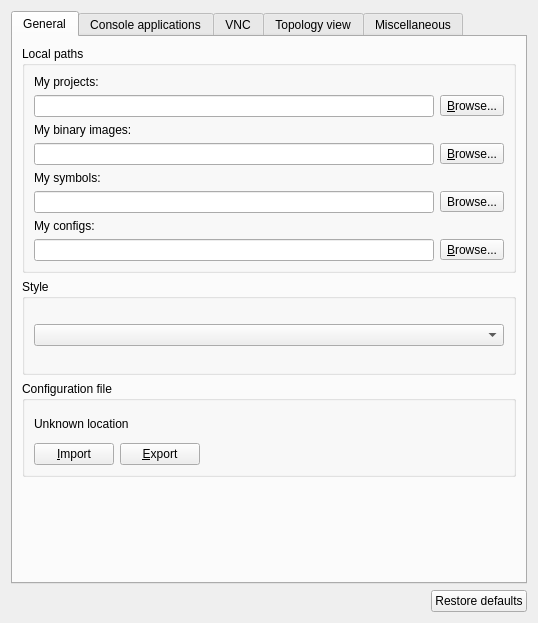
Old version of the form gns3/ui/general_preferences_page.ui in the repository GNS3/gns3-gui.
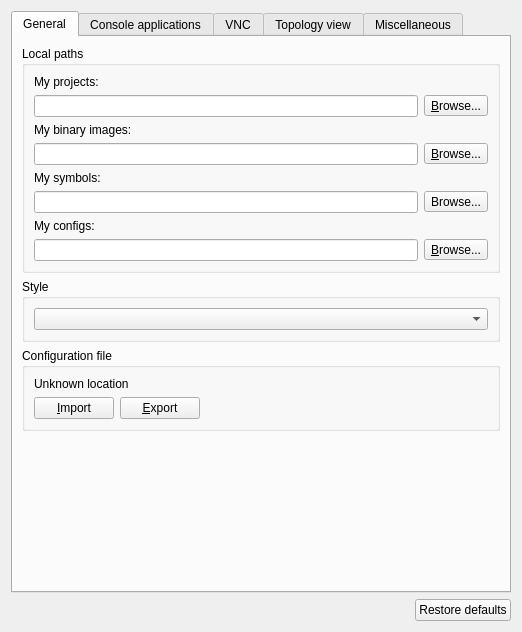
New version of the form.

Commit message: Some adjustments for preferences dialog.

Patch:
```diff
--- a/gns3/ui/general_preferences_page.ui
+++ b/gns3/ui/general_preferences_page.ui
@@ -6,8 +6,8 @@
    <rect>
     <x>0</x>
     <y>0</y>
-    <width>538</width>
-    <height>623</height>
+    <width>522</width>
+    <height>632</height>
    </rect>
   </property>
   <property name="windowTitle">
@@ -23,15 +23,9 @@
       <attribute name="title">
        <string>General</string>
       </attribute>
-      <layout class="QVBoxLayout" name="verticalLayout_5">
+      <layout class="QVBoxLayout" name="verticalLayout_4">
        <item>
         <widget class="QGroupBox" name="uiLocalPathsGroupBox">
-         <property name="sizePolicy">
-          <sizepolicy hsizetype="MinimumExpanding" vsizetype="MinimumExpanding">
-           <horstretch>0</horstretch>
-           <verstretch>0</verstretch>
-          </sizepolicy>
-         </property>
          <property name="title">
           <string>Local paths</string>
          </property>
@@ -164,16 +158,10 @@
        </item>
        <item>
         <widget class="QGroupBox" name="uiStyleGroupBox">
-         <property name="sizePolicy">
-          <sizepolicy hsizetype="MinimumExpanding" vsizetype="MinimumExpanding">
-           <horstretch>0</horstretch>
-           <verstretch>0</verstretch>
-          </sizepolicy>
-         </property>
          <property name="title">
           <string>Style</string>
          </property>
-         <layout class="QVBoxLayout" name="verticalLayout_4">
+         <layout class="QHBoxLayout" name="horizontalLayout_11">
           <item>
            <widget class="QComboBox" name="uiStyleComboBox"/>
           </item>
@@ -182,12 +170,6 @@
        </item>
        <item>
         <widget class="QGroupBox" name="uiConfigurationFileGroupBox">
-         <property name="sizePolicy">
-          <sizepolicy hsizetype="MinimumExpanding" vsizetype="MinimumExpanding">
-           <horstretch>0</horstretch>
-           <verstretch>0</verstretch>
-          </sizepolicy>
-         </property>
          <property name="title">
           <string>Configuration file</string>
          </property>
```
The commit also changes 12 other files.
